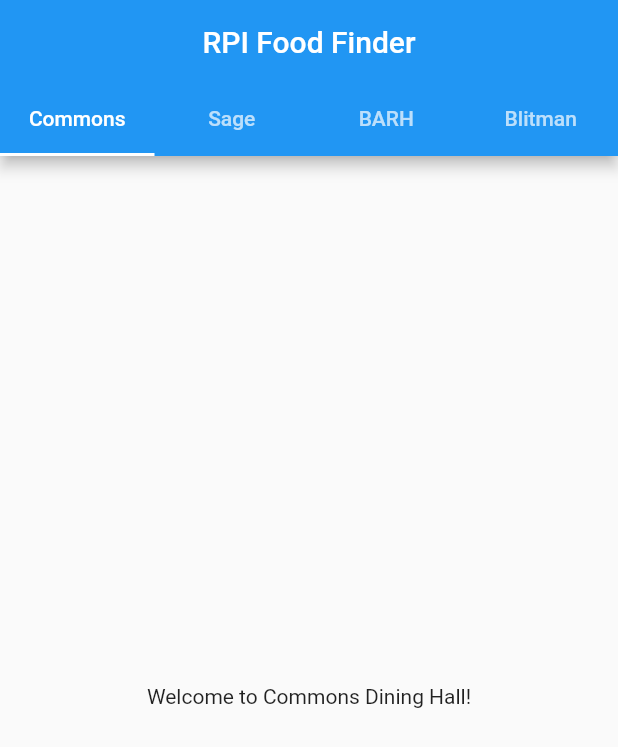
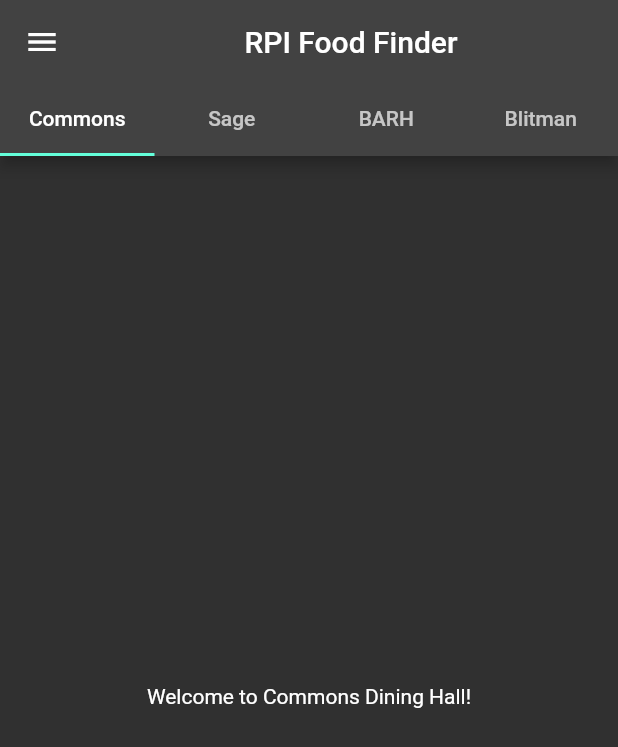
Before and after one commit to Tripplenut/RPIFoodFinder, a Flutter app: the screen it shows after launch, on a phone screen of 412 x 824 dp. Shown: the top 747 px of the screen. Run offline on Flutter 3.47's test engine with Material 2 defaults, Android fonts, the phone set to English and light mode, and no system bars.

Commit message:
Drawer and drawer buttons
Added a drawer that leads to the menus, about, and settings. They aren't interactive yet but I'll get there.

```diff
--- a/src/lib/main.dart
+++ b/src/lib/main.dart
@@ -9,12 +9,19 @@ class MainApp extends StatelessWidget {
 
   @override
   Widget build(BuildContext context) {
-    return const MaterialApp(home: AppHome());
+    return MaterialApp(
+      home: const AppHome(),
+      theme: ThemeData(
+        brightness: Brightness.dark,
+        primaryColor: Colors.red[300],
+      ),
+    );
   }
 }
 
 class AppHome extends StatelessWidget {
   const AppHome({super.key});
+
   @override
   Widget build(BuildContext context) {
     return DefaultTabController(
@@ -40,6 +47,31 @@ class AppHome extends StatelessWidget {
             )
           ]),
         ),
+        drawer: Drawer(
+          child: ListView(children: const <Widget>[
+            ListTile(
+              leading: IconButton(
+                onPressed: null,
+                icon: Icon(Icons.menu_book),
+              ),
+              title: Text('Menus'),
+            ),
+            ListTile(
+              leading: IconButton(
+                onPressed: null,
+                icon: Icon(Icons.info),
+              ),
+              title: Text('About'),
+            ),
+            ListTile(
+              leading: IconButton(
+                onPressed: null,
+                icon: Icon(Icons.settings),
+              ),
+              title: Text('Settings'),
+            ),
+          ]),
+        ),
         body: const TabBarView(children: <Widget>[
           Center(
             child: Text("Welcome to Commons Dining Hall!"),
@@ -53,7 +85,8 @@ class AppHome extends StatelessWidget {
           Center(
             child: Text("Welcome to Blitman Dining Hall!"),
           ),
-          ])),
+        ]),
+      ),
     );
   }
 }
```
Lines whose indentation alone changed are shown as unchanged.
